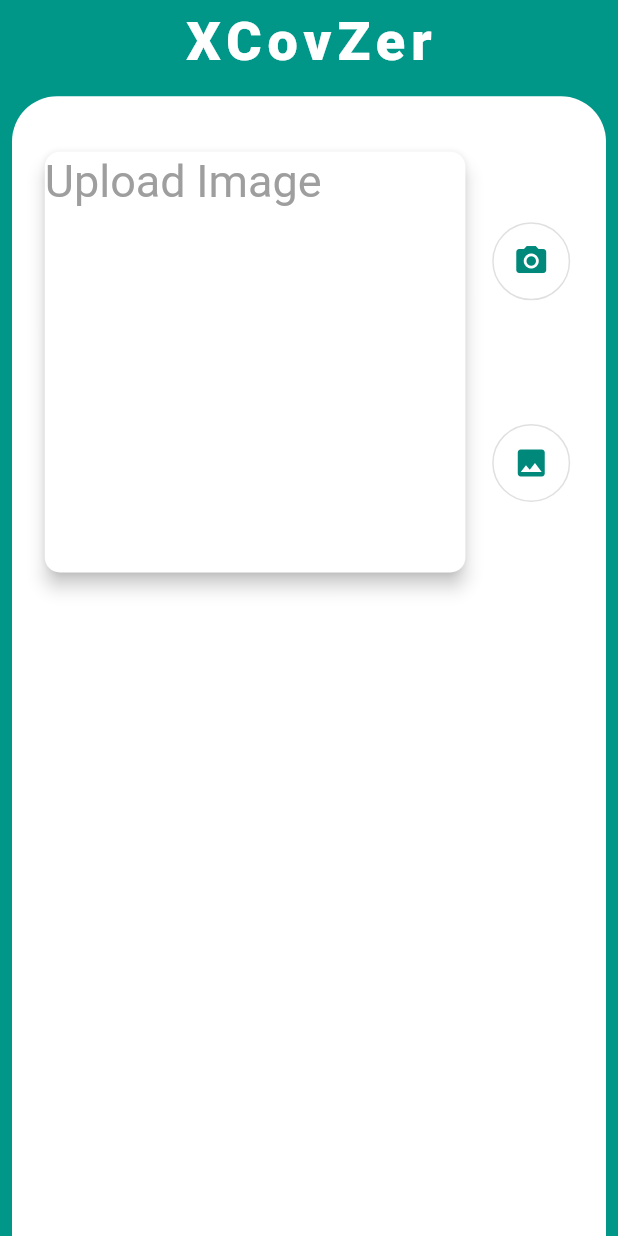
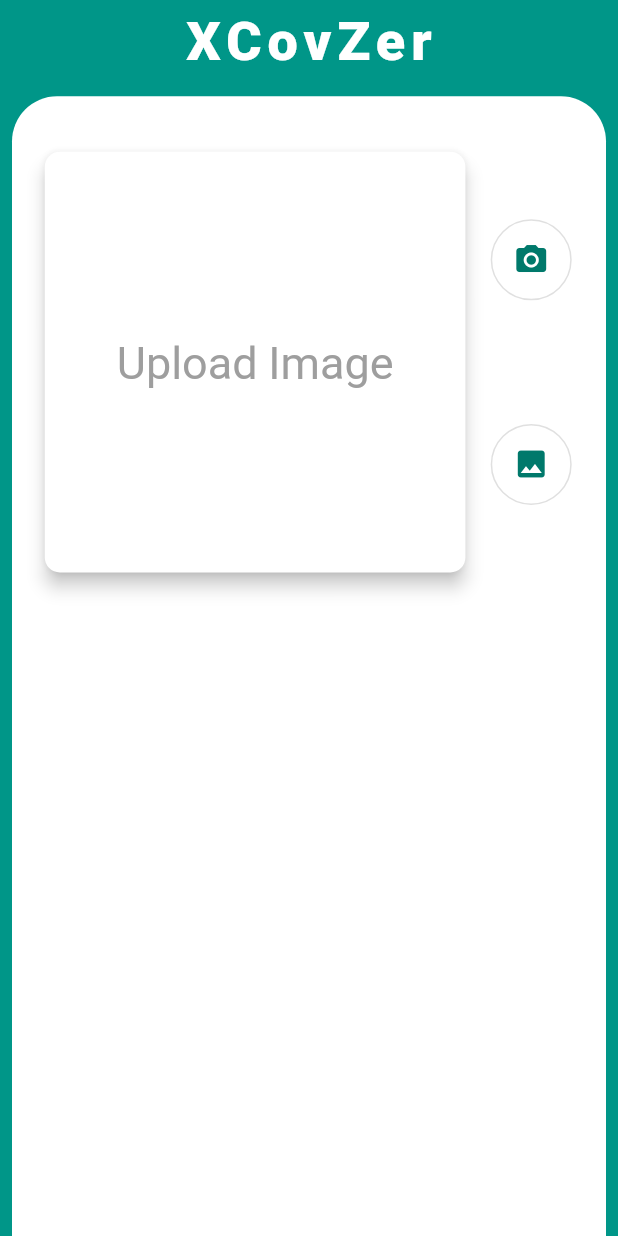
Before and after one commit to Ankan1998/XCOVZER, a Flutter app: the screen it shows after launch, on a phone screen of 412 x 824 dp. Run offline on Flutter 3.47's test engine with Material 2 defaults, Android fonts, the phone set to English and light mode, and no system bars; our stand-ins replace google_fonts, image_picker; missing offline and left inert: tflite_flutter, tflite_flutter_helper; Roboto replaces fonts that are missing (Tangerine).

Commit message:
minor changes

```diff
--- a/mlflutter/lib/widgets/home_widget.dart
+++ b/mlflutter/lib/widgets/home_widget.dart
@@ -13,8 +13,7 @@ class HomeWidget extends StatefulWidget {
 
 class _HomeWidgetState extends State<HomeWidget> {
   final picker = ImagePicker();
-  String pred;
-  String prob;
+
   File image;
   bool img_present = false;
 
@@ -32,6 +31,7 @@ class _HomeWidgetState extends State<HomeWidget> {
               height: MediaQuery.of(context).size.height * 0.35,
               child: Card(
 
+                child: Center(
                   child: img_present
                       ? Image.file(
                         image,
@@ -48,6 +48,7 @@ class _HomeWidgetState extends State<HomeWidget> {
                                 GoogleFonts.satisfy(fontSize: 20).fontFamily,
                           ),
                         ),
+                ),
                 elevation: 5,
                 shadowColor: Colors.black,
                 shape: RoundedRectangleBorder(
@@ -59,6 +60,7 @@ class _HomeWidgetState extends State<HomeWidget> {
 
               children: [
                 OutlinedButton(
+
                   onPressed: () async {
                     final pickedimage = await picker.pickImage(
                         source: ImageSource.camera,
@@ -70,10 +72,11 @@ class _HomeWidgetState extends State<HomeWidget> {
                       }
                     });
                   },
-                  child: Icon(Icons.camera_alt, color: Colors.teal[600]),
+                  child: Icon(Icons.camera_alt, color: Colors.teal[700]),
                   style: OutlinedButton.styleFrom(
                     shape: CircleBorder(),
-                    padding: EdgeInsets.all(14),
+
+                    padding: EdgeInsets.all(15),
                   ),
                 ),
                 SizedBox(height: MediaQuery.of(context).size.height * 0.1,),
@@ -91,12 +94,12 @@ class _HomeWidgetState extends State<HomeWidget> {
                   },
                   child: Icon(
                     Icons.image,
-                    color: Colors.teal[600],
+                    color: Colors.teal[700],
                   ),
                   style: OutlinedButton.styleFrom(
                     //backgroundColor: Colors.grey[200],
                     shape: CircleBorder(),
-                    padding: EdgeInsets.all(14),
+                    padding: EdgeInsets.all(15),
                   ),
                 ),
               ]
```
Lines whose indentation alone changed are shown as unchanged.
